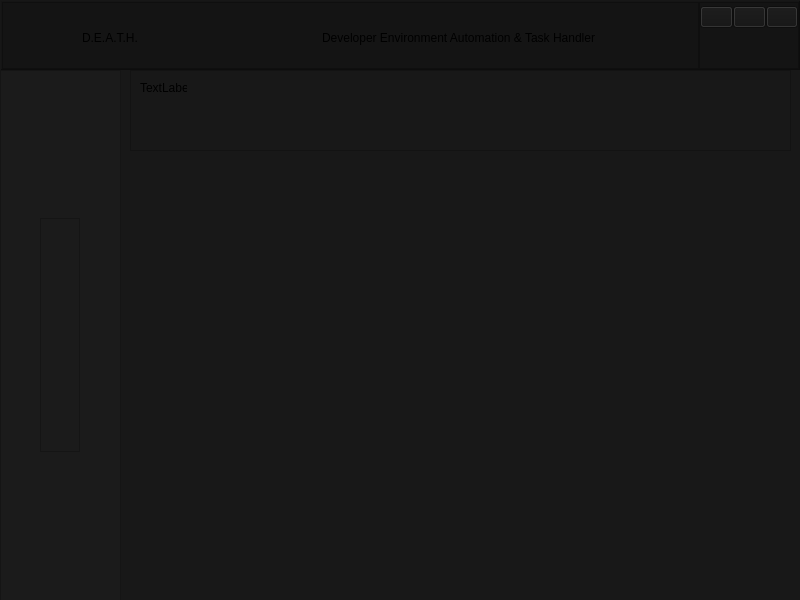
Before: the Qt Designer form Gui/Main_Gui.ui in ThatNerd404/D.E.A.T.H, drawn with Qt 5.
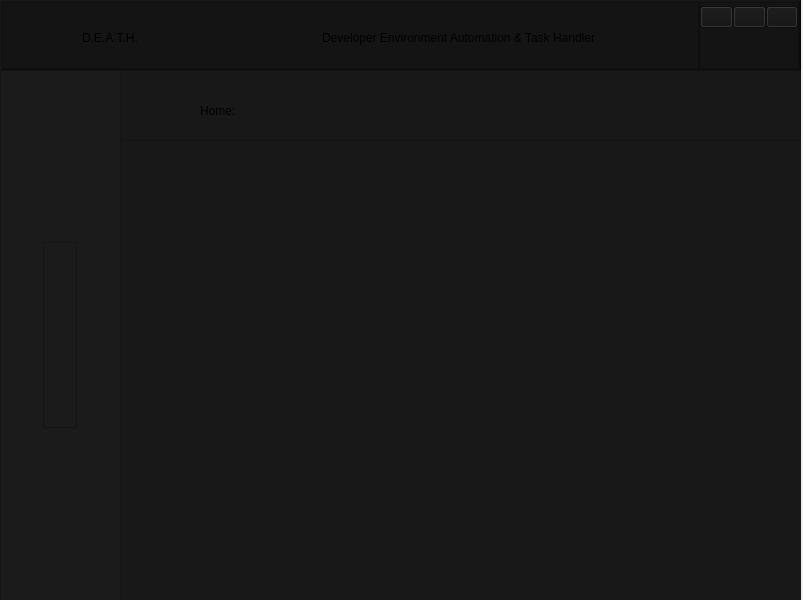
After: the same form once the commit is applied. Icons and pictures are not drawn.

Commit message: adding frameless window hint

Patch:
```diff
--- a/Gui/Main_Gui.ui
+++ b/Gui/Main_Gui.ui
@@ -6,7 +6,7 @@
    <rect>
     <x>0</x>
     <y>0</y>
-    <width>800</width>
+    <width>803</width>
     <height>600</height>
    </rect>
   </property>
@@ -30,7 +30,9 @@
      </rect>
     </property>
     <property name="styleSheet">
-     <string notr="true">background-color: rgb(20,20,20)</string>
+     <string notr="true">QPushButton{background-color: rgb(20,20,20)}
+QFrame{background-color: rgb(20,20,20)}
+QPushButton:hover{background-color:rgba(250,176,5,0.05)}</string>
     </property>
     <property name="frameShape">
      <enum>QFrame::WinPanel</enum>
@@ -258,10 +260,10 @@
       <widget class="QFrame" name="Home_Title">
        <property name="geometry">
         <rect>
-         <x>10</x>
+         <x>0</x>
          <y>0</y>
-         <width>661</width>
-         <height>81</height>
+         <width>681</width>
+         <height>71</height>
         </rect>
        </property>
        <property name="frameShape">
@@ -270,17 +272,21 @@
        <property name="frameShadow">
         <enum>QFrame::Raised</enum>
        </property>
-       <widget class="QLabel" name="label">
+       <widget class="QLabel" name="title">
         <property name="geometry">
          <rect>
-          <x>10</x>
-          <y>10</y>
-          <width>47</width>
-          <height>16</height>
+          <x>80</x>
+          <y>20</y>
+          <width>111</width>
+          <height>41</height>
          </rect>
         </property>
+        <property name="styleSheet">
+         <string notr="true">
+font: 28pt &quot;Palatino Linotype&quot;;</string>
+        </property>
         <property name="text">
-         <string>TextLabel</string>
+         <string>Home:</string>
         </property>
        </widget>
       </widget>
@@ -300,7 +306,9 @@
       <number>-1</number>
      </property>
      <property name="styleSheet">
-      <string notr="true">background-color: rgb(27,27,27)</string>
+      <string notr="true">QFrame{background-color: rgb(27,27,27)}
+QPushButton{border-radius:5px; background-color: rgb(27,27,27)}
+QPushButton:hover{background-color:rgba(250,176,5,0.05)}</string>
      </property>
      <property name="frameShape">
       <enum>QFrame::StyledPanel</enum>
@@ -378,6 +386,9 @@
            <property name="shortcut">
             <string>Ctrl+H</string>
            </property>
+           <property name="default">
+            <bool>true</bool>
+           </property>
            <property name="flat">
             <bool>true</bool>
            </property>
@@ -411,7 +422,7 @@
             <bool>false</bool>
            </property>
            <property name="default">
-            <bool>false</bool>
+            <bool>true</bool>
            </property>
            <property name="flat">
             <bool>true</bool>
@@ -442,6 +453,9 @@
            <property name="shortcut">
             <string>Ctrl+W</string>
            </property>
+           <property name="default">
+            <bool>true</bool>
+           </property>
            <property name="flat">
             <bool>true</bool>
            </property>
@@ -471,6 +485,9 @@
            <property name="shortcut">
             <string>Ctrl+S</string>
            </property>
+           <property name="default">
+            <bool>true</bool>
+           </property>
            <property name="flat">
             <bool>true</bool>
            </property>
@@ -500,6 +517,9 @@
            <property name="shortcut">
             <string>Ctrl+R</string>
            </property>
+           <property name="default">
+            <bool>true</bool>
+           </property>
            <property name="flat">
             <bool>true</bool>
            </property>
@@ -529,6 +549,9 @@
            <property name="shortcut">
             <string>Ctrl+Q</string>
            </property>
+           <property name="default">
+            <bool>true</bool>
+           </property>
            <property name="flat">
             <bool>true</bool>
            </property>
```
The commit also changes 2 other files.
